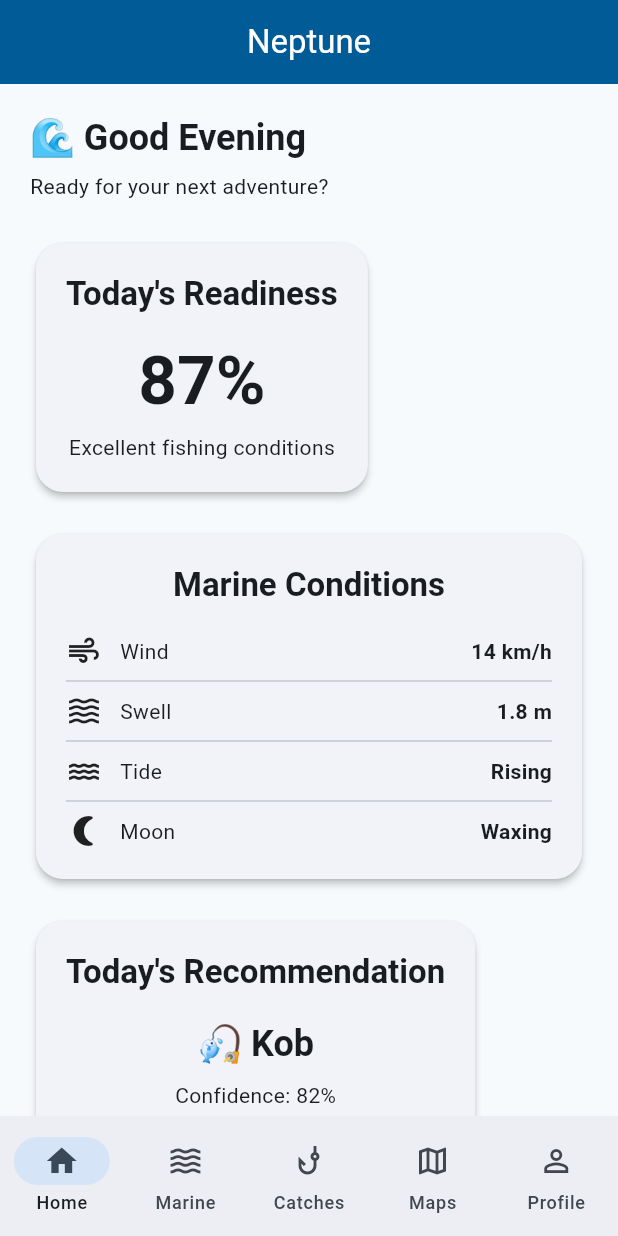
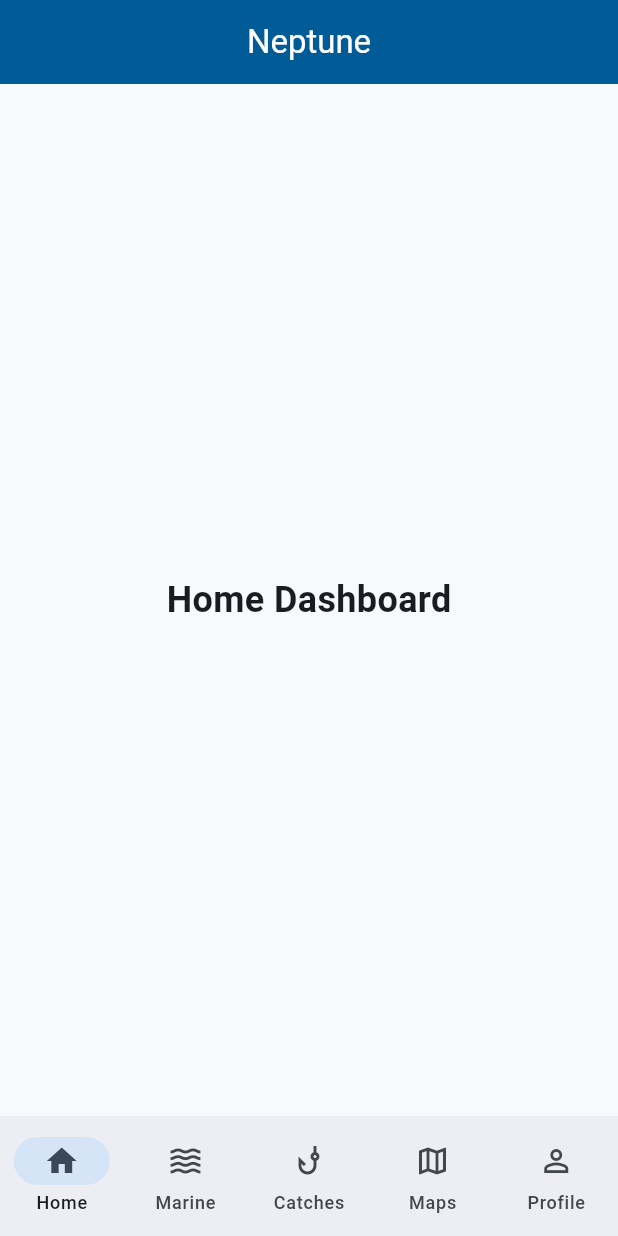
Before and after one commit to pramkhelawan-pixel/project_neptune, a Flutter app: the screen it shows once a user with an empty profile is signed in, on a phone screen of 412 x 824 dp. Run offline on Flutter 3.47's test engine with Material 3 defaults, Android fonts, the phone set to English and light mode, and no system bars; our stand-ins replace flutter_dotenv, flutter_riverpod, go_router, riverpod_annotation, supabase_flutter; accounts and stored records are empty; generated files the repository leaves out were written again.

Commit message:
Refactor home dashboard architecture

```diff
--- a/lib/features/home/presentation/pages/home_page.dart
+++ b/lib/features/home/presentation/pages/home_page.dart
@@ -1,229 +1,19 @@
 import 'package:flutter/material.dart';
 import 'package:flutter_riverpod/flutter_riverpod.dart';
+
+import '../widgets/home_dashboard.dart';
 
 class HomePage extends ConsumerWidget {
   const HomePage({super.key});
 
   @override
   Widget build(BuildContext context, WidgetRef ref) {
-    final theme = Theme.of(context);
-
     return Scaffold(
       appBar: AppBar(
         title: const Text('Neptune'),
         centerTitle: true,
       ),
-      body: SafeArea(
-        child: SingleChildScrollView(
-          padding: const EdgeInsets.all(20),
-          child: Column(
-            crossAxisAlignment: CrossAxisAlignment.start,
-            children: [
-              Text(
-                '🌊 Good Evening',
-                style: theme.textTheme.headlineSmall?.copyWith(
-                  fontWeight: FontWeight.bold,
-                ),
-              ),
-              const SizedBox(height: 6),
-              Text(
-                'Ready for your next adventure?',
-                style: theme.textTheme.bodyMedium,
-              ),
-
-              const SizedBox(height: 24),
-
-              _buildSectionCard(
-                context,
-                title: 'Today\'s Readiness',
-                child: Column(
-                  children: [
-                    Text(
-                      '87%',
-                      style: theme.textTheme.displayMedium?.copyWith(
-                        fontWeight: FontWeight.bold,
-                      ),
-                    ),
-                    const SizedBox(height: 8),
-                    const Text('Excellent fishing conditions'),
-                  ],
-                ),
-              ),
-
-              const SizedBox(height: 20),
-
-              _buildSectionCard(
-                context,
-                title: 'Marine Conditions',
-                child: Column(
-                  children: const [
-                    _InfoRow(icon: Icons.air, label: 'Wind', value: '14 km/h'),
-                    Divider(),
-                    _InfoRow(icon: Icons.waves, label: 'Swell', value: '1.8 m'),
-                    Divider(),
-                    _InfoRow(icon: Icons.water, label: 'Tide', value: 'Rising'),
-                    Divider(),
-                    _InfoRow(
-                        icon: Icons.nightlight_round,
-                        label: 'Moon',
-                        value: 'Waxing'),
-                  ],
-                ),
-              ),
-
-              const SizedBox(height: 20),
-
-              _buildSectionCard(
-                context,
-                title: 'Today\'s Recommendation',
-                child: Column(
-                  children: [
-                    Text(
-                      '🎣 Kob',
-                      style: theme.textTheme.headlineSmall?.copyWith(
-                        fontWeight: FontWeight.bold,
-                      ),
-                    ),
-                    const SizedBox(height: 8),
-                    const Text('Confidence: 82%'),
-                  ],
-                ),
-              ),
-
-              const SizedBox(height: 20),
-
-              Text(
-                'Quick Actions',
-                style: theme.textTheme.titleLarge?.copyWith(
-                  fontWeight: FontWeight.bold,
-                ),
-              ),
-
-              const SizedBox(height: 12),
-
-              GridView.count(
-                shrinkWrap: true,
-                physics: const NeverScrollableScrollPhysics(),
-                crossAxisCount: 2,
-                crossAxisSpacing: 12,
-                mainAxisSpacing: 12,
-                childAspectRatio: 1.4,
-                children: const [
-                  _ActionCard(
-                    icon: Icons.phishing,
-                    title: 'Log Catch',
-                  ),
-                  _ActionCard(
-                    icon: Icons.map,
-                    title: 'Plan Trip',
-                  ),
-                  _ActionCard(
-                    icon: Icons.backpack,
-                    title: 'My Tackle',
-                  ),
-                  _ActionCard(
-                    icon: Icons.location_on,
-                    title: 'Fishing Spots',
-                  ),
-                ],
-              ),
-            ],
-          ),
-        ),
-      ),
-    );
-  }
-
-  Widget _buildSectionCard(
-      BuildContext context, {
-        required String title,
-        required Widget child,
-      }) {
-    final theme = Theme.of(context);
-
-    return Card(
-      elevation: 2,
-      shape: RoundedRectangleBorder(
-        borderRadius: BorderRadius.circular(18),
-      ),
-      child: Padding(
-        padding: const EdgeInsets.all(20),
-        child: Column(
-          children: [
-            Text(
-              title,
-              style: theme.textTheme.titleLarge?.copyWith(
-                fontWeight: FontWeight.bold,
-              ),
-            ),
-            const SizedBox(height: 18),
-            child,
-          ],
-        ),
-      ),
+      body: const HomeDashboard(),
     );
   }
 }
-
-class _InfoRow extends StatelessWidget {
-  final IconData icon;
-  final String label;
-  final String value;
-
-  const _InfoRow({
-    required this.icon,
-    required this.label,
-    required this.value,
-  });
-
-  @override
-  Widget build(BuildContext context) {
-    return Row(
-      children: [
-        Icon(icon),
-        const SizedBox(width: 12),
-        Expanded(
-          child: Text(label),
-        ),
-        Text(
-          value,
-          style: const TextStyle(
-            fontWeight: FontWeight.bold,
-          ),
-        ),
-      ],
-    );
-  }
-}
-
-class _ActionCard extends StatelessWidget {
-  final IconData icon;
-  final String title;
-
-  const _ActionCard({
-    required this.icon,
-    required this.title,
-  });
-
-  @override
-  Widget build(BuildContext context) {
-    return Card(
-      elevation: 2,
-      child: InkWell(
-        borderRadius: BorderRadius.circular(12),
-        onTap: () {},
-        child: Column(
-          mainAxisAlignment: MainAxisAlignment.center,
-          children: [
-            Icon(icon, size: 34),
-            const SizedBox(height: 10),
-            Text(
-              title,
-              textAlign: TextAlign.center,
-            ),
-          ],
-        ),
-      ),
-    );
-  }
-}
--- a/lib/features/home/presentation/pages/main_shell_page.dart
+++ b/lib/features/home/presentation/pages/main_shell_page.dart
@@ -1,6 +1,6 @@
 import 'package:flutter/material.dart';
 
-import 'home_page.dart';
+import '../widgets/home_dashboard.dart';
 
 class MainShellPage extends StatefulWidget {
   const MainShellPage({super.key});
@@ -12,21 +12,21 @@ class MainShellPage extends StatefulWidget {
 class _MainShellPageState extends State<MainShellPage> {
   int _selectedIndex = 0;
 
-  late final List<Widget> _pages = [
-    const HomePage(),
-    const _PlaceholderPage(
+  late final List<Widget> _pages = const [
+    HomeDashboard(),
+    _PlaceholderPage(
       title: 'Marine',
       icon: Icons.waves,
     ),
-    const _PlaceholderPage(
+    _PlaceholderPage(
       title: 'Catches',
       icon: Icons.phishing,
     ),
-    const _PlaceholderPage(
+    _PlaceholderPage(
       title: 'Maps',
       icon: Icons.map,
     ),
-    const _PlaceholderPage(
+    _PlaceholderPage(
       title: 'Profile',
       icon: Icons.person,
     ),
@@ -35,6 +35,10 @@ class _MainShellPageState extends State<MainShellPage> {
   @override
   Widget build(BuildContext context) {
     return Scaffold(
+      appBar: AppBar(
+        title: Text(_titleForIndex(_selectedIndex)),
+        centerTitle: true,
+      ),
       body: IndexedStack(
         index: _selectedIndex,
         children: _pages,
@@ -76,6 +80,23 @@ class _MainShellPageState extends State<MainShellPage> {
       ),
     );
   }
+
+  String _titleForIndex(int index) {
+    switch (index) {
+      case 0:
+        return 'Neptune';
+      case 1:
+        return 'Marine';
+      case 2:
+        return 'Catches';
+      case 3:
+        return 'Maps';
+      case 4:
+        return 'Profile';
+      default:
+        return 'Neptune';
+    }
+  }
 }
 
 class _PlaceholderPage extends StatelessWidget {
@@ -89,12 +110,7 @@ class _PlaceholderPage extends StatelessWidget {
 
   @override
   Widget build(BuildContext context) {
-    return Scaffold(
-      appBar: AppBar(
-        title: Text(title),
-        centerTitle: true,
-      ),
-      body: Center(
+    return Center(
       child: Column(
         mainAxisAlignment: MainAxisAlignment.center,
         children: [
@@ -114,7 +130,6 @@ class _PlaceholderPage extends StatelessWidget {
           ),
         ],
       ),
-      ),
     );
   }
 }
--- /dev/null
+++ b/lib/features/home/presentation/widgets/home_dashboard.dart
@@ -0,0 +1,18 @@
+import 'package:flutter/material.dart';
+
+class HomeDashboard extends StatelessWidget {
+  const HomeDashboard({super.key});
+
+  @override
+  Widget build(BuildContext context) {
+    return const Center(
+      child: Text(
+        'Home Dashboard',
+        style: TextStyle(
+          fontSize: 24,
+          fontWeight: FontWeight.bold,
+        ),
+      ),
+    );
+  }
+}
```
Also changed, not shown: lib/core/widgets/home_dashboard.dart (added, +234 -0 lines). Lines whose indentation alone changed are shown as unchanged.
